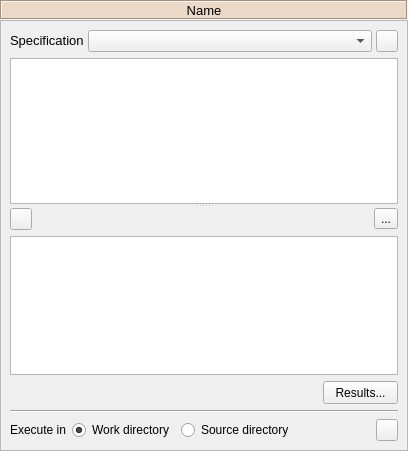
First picture: the form in spine_items/tool/ui/tool_properties.ui, repository spine-tools/spine-items, before the edit.
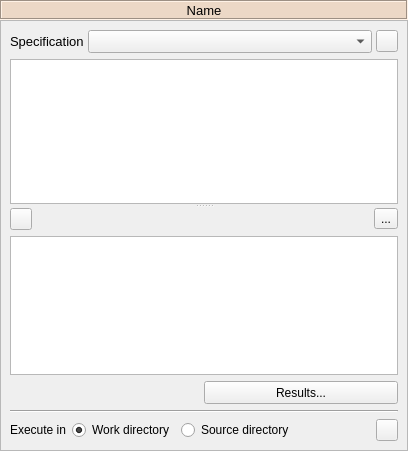
Second picture: the form after the edit. Icons and pictures are not drawn. Custom widgets are drawn as their Qt base class.

```diff
--- a/spine_items/tool/ui/tool_properties.ui
+++ b/spine_items/tool/ui/tool_properties.ui
@@ -143,6 +143,11 @@
              <verstretch>0</verstretch>
             </sizepolicy>
            </property>
+           <property name="font">
+            <font>
+             <pointsize>10</pointsize>
+            </font>
+           </property>
            <property name="toolTip">
             <string>&lt;html&gt;&lt;head/&gt;&lt;body&gt;&lt;p&gt;Tool specification for this Tool&lt;/p&gt;&lt;/body&gt;&lt;/html&gt;</string>
            </property>
@@ -362,7 +367,7 @@
            </property>
            <property name="maximumSize">
             <size>
-             <width>75</width>
+             <width>16777215</width>
              <height>23</height>
             </size>
            </property>
```
Left out of the diff: 5 changed lines with no effect on the pictures.
